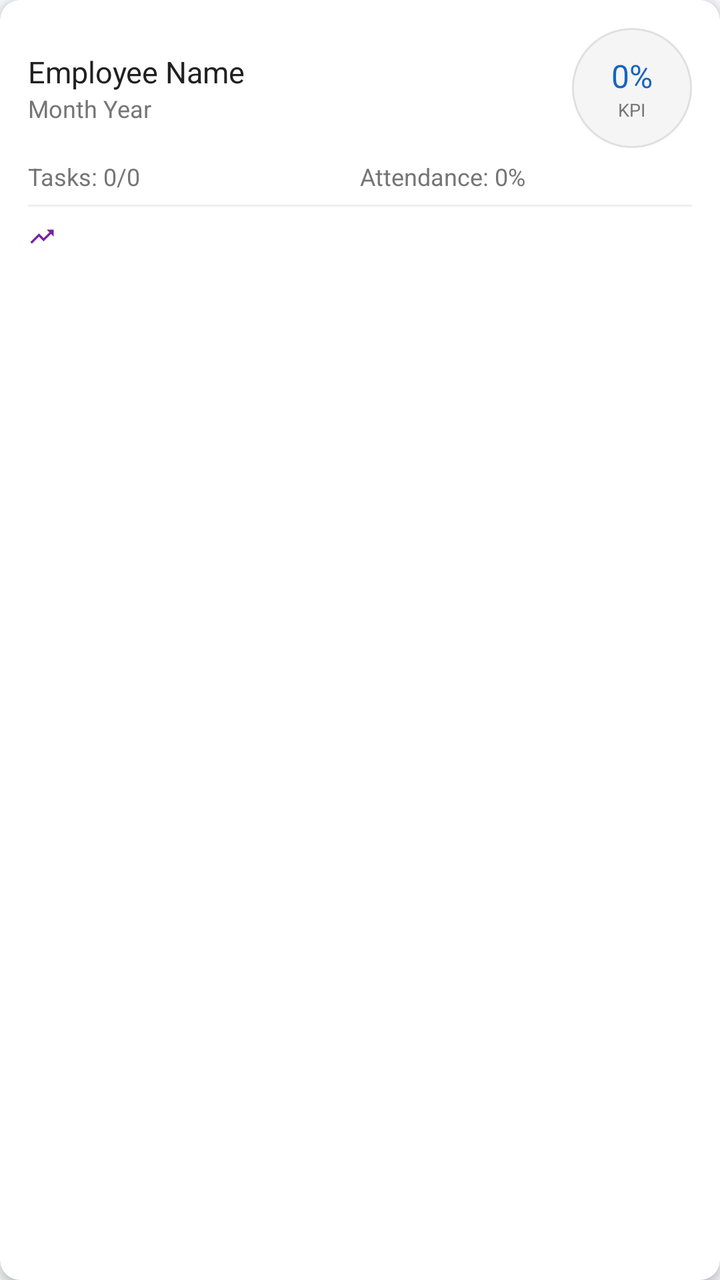
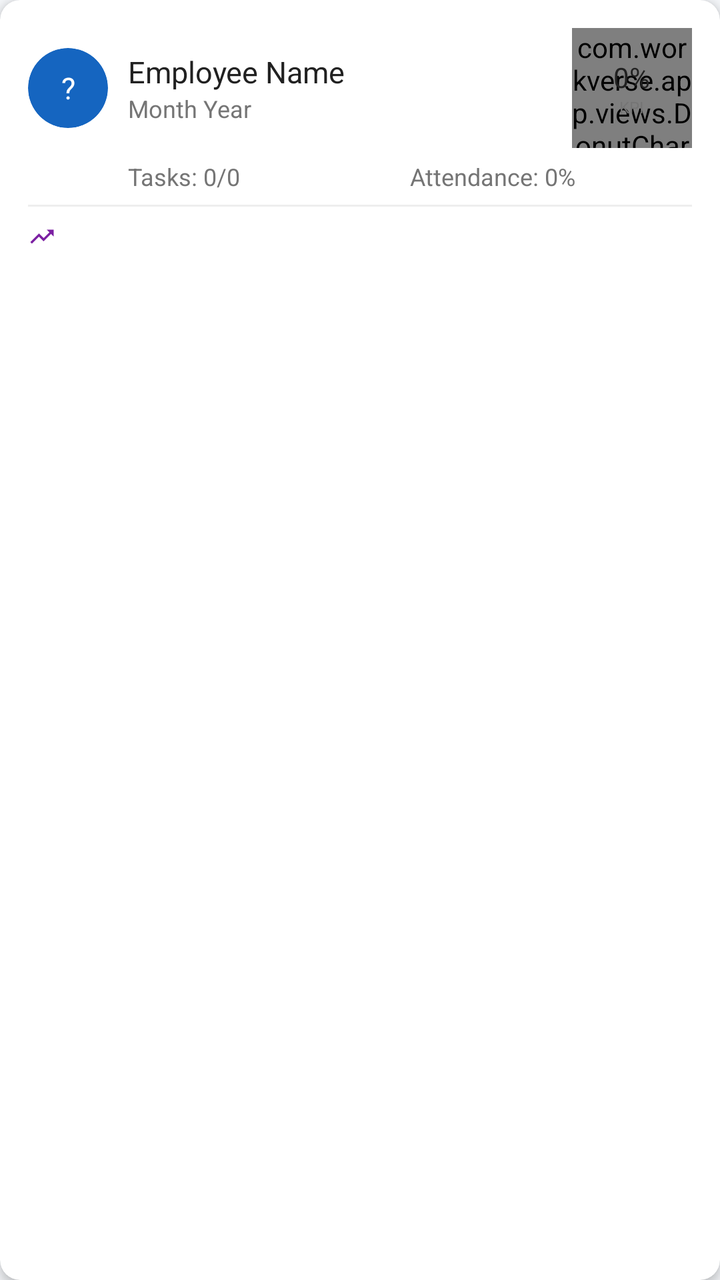

Two renders of the same Android screen: before a commit and after it. Below are the layout's source before the change and the commit's diff.
<!-- AndroidManifest.xml: application theme Theme.WorkVerse -->
<!-- res/layout/item_performance.xml -->
<?xml version="1.0" encoding="utf-8"?>
<androidx.cardview.widget.CardView
    xmlns:android="http://schemas.android.com/apk/res/android"
    xmlns:app="http://schemas.android.com/apk/res-auto"
    android:layout_width="match_parent" android:layout_height="wrap_content"
    app:cardCornerRadius="10dp" app:cardElevation="3dp"
    android:layout_marginBottom="10dp" app:cardBackgroundColor="@color/white">

    <LinearLayout android:layout_width="match_parent" android:layout_height="wrap_content"
        android:orientation="vertical" android:padding="14dp">

        
        <LinearLayout android:layout_width="match_parent" android:layout_height="wrap_content"
            android:orientation="horizontal" android:gravity="center_vertical"
            android:layout_marginBottom="6dp">

            <LinearLayout android:layout_width="0dp" android:layout_height="wrap_content"
                android:layout_weight="1" android:orientation="vertical">
                <TextView android:id="@+id/tvEmployeeName" android:layout_width="wrap_content"
                    android:layout_height="wrap_content" android:text="Employee Name"
                    android:textColor="@color/text_primary" android:textSize="15sp"
                    android:fontFamily="sans-serif-bold"/>
                <TextView android:id="@+id/tvMonth" android:layout_width="wrap_content"
                    android:layout_height="wrap_content" android:text="Month Year"
                    android:textColor="@color/text_secondary" android:textSize="12sp"/>
            </LinearLayout>

            
            <LinearLayout android:layout_width="60dp" android:layout_height="60dp"
                android:background="@drawable/bg_circle" android:gravity="center"
                android:orientation="vertical">
                <TextView android:id="@+id/tvKpi" android:layout_width="wrap_content"
                    android:layout_height="wrap_content" android:text="0%"
                    android:textColor="@color/primary" android:textSize="16sp"
                    android:fontFamily="sans-serif-bold"/>
                <TextView android:layout_width="wrap_content" android:layout_height="wrap_content"
                    android:text="KPI" android:textSize="9sp" android:textColor="@color/text_secondary"/>
            </LinearLayout>
        </LinearLayout>

        
        <LinearLayout android:layout_width="match_parent" android:layout_height="wrap_content"
            android:orientation="horizontal" android:layout_marginBottom="6dp">
            <TextView android:id="@+id/tvTasks" android:layout_width="0dp"
                android:layout_height="wrap_content" android:layout_weight="1"
                android:text="Tasks: 0/0" android:textSize="12sp"
                android:textColor="@color/text_secondary"/>
            <TextView android:id="@+id/tvAttendance" android:layout_width="0dp"
                android:layout_height="wrap_content" android:layout_weight="1"
                android:text="Attendance: 0%" android:textSize="12sp"
                android:textColor="@color/text_secondary"/>
        </LinearLayout>

        
        <View android:layout_width="match_parent" android:layout_height="1dp"
            android:background="#EEEEEE" android:layout_marginBottom="8dp"/>

        
        <LinearLayout android:layout_width="match_parent" android:layout_height="wrap_content"
            android:orientation="horizontal" android:gravity="center_vertical"
            android:layout_marginBottom="4dp">
            <ImageView android:layout_width="14dp" android:layout_height="14dp"
                android:src="@drawable/ic_performance" app:tint="#7B1FA2"
                android:layout_marginEnd="6dp"/>
            <TextView android:id="@+id/tvSentiment" android:layout_width="wrap_content"
                android:layout_height="wrap_content" android:text="AI: Neutral"
                android:textColor="@color/white" android:textSize="11sp"
                android:fontFamily="sans-serif-bold" android:paddingStart="8dp"
                android:paddingEnd="8dp" android:paddingTop="3dp" android:paddingBottom="3dp"
                android:background="@drawable/bg_badge_neutral" android:visibility="gone"/>
        </LinearLayout>

        
        <TextView android:id="@+id/tvInsight" android:layout_width="match_parent"
            android:layout_height="wrap_content" android:text=""
            android:textColor="#7B1FA2" android:textSize="11sp"
            android:fontFamily="sans-serif-light" android:visibility="gone"/>

    </LinearLayout>
</androidx.cardview.widget.CardView>
<!-- resources referenced by this layout -->
<resources>
  <color name="primary">#1565C0</color>
  <color name="text_primary">#212121</color>
  <color name="text_secondary">#757575</color>
  <color name="white">#FFFFFF</color>
  <!-- drawable bg_badge_neutral (drawable) -->
  <?xml version="1.0" encoding="utf-8"?>
  <shape xmlns:android="http://schemas.android.com/apk/res/android" android:shape="rectangle">
      <solid android:color="#E65100"/>
      <corners android:radius="20dp"/>
  </shape>
  <!-- drawable bg_circle (drawable) -->
  <?xml version="1.0" encoding="utf-8"?>
  <shape xmlns:android="http://schemas.android.com/apk/res/android" android:shape="oval">
      <solid android:color="#F5F5F5"/>
      <stroke android:width="1dp" android:color="#E0E0E0"/>
  </shape>
  <!-- drawable ic_performance (drawable) -->
  <?xml version="1.0" encoding="utf-8"?>
  <vector xmlns:android="http://schemas.android.com/apk/res/android" android:width="24dp" android:height="24dp" android:viewportWidth="24" android:viewportHeight="24">
      <path android:fillColor="#757575" android:pathData="M16,6L18.29,8.29L13.41,13.17L9.41,9.17L2,16.59L3.41,18L9.41,12L13.41,16L19.71,9.71L22,12V6H16Z"/>
  </vector>
  <style name="Theme.WorkVerse" parent="Theme.MaterialComponents.Light.NoActionBar">
          <item name="colorPrimary">@color/primary</item>
          <item name="colorPrimaryVariant">@color/primary_dark</item>
          <item name="colorOnPrimary">@color/white</item>
          <item name="colorSecondary">@color/accent</item>
          <item name="android:colorBackground">@color/background</item>
          <item name="android:statusBarColor">@color/primary_dark</item>
      </style>
  <color name="primary_dark">#0D47A1</color>
  <color name="accent">#FF8F00</color>
  <color name="background">#F5F7FA</color>
</resources>

<!-- the commit's change to res/layout/item_performance.xml (unified diff, before → after) -->
@@ -14,33 +14,60 @@
             android:orientation="horizontal" android:gravity="center_vertical"
             android:layout_marginBottom="6dp">
 
+            <androidx.cardview.widget.CardView
+                android:layout_width="40dp" android:layout_height="40dp"
+                app:cardCornerRadius="20dp" app:cardBackgroundColor="@color/primary"
+                app:cardElevation="0dp" android:layout_marginEnd="10dp">
+                <TextView android:id="@+id/tvInitials"
+                    android:layout_width="match_parent" android:layout_height="match_parent"
+                    android:gravity="center" android:text="?"
+                    android:textColor="@color/white" android:textSize="15sp"
+                    android:fontFamily="sans-serif-bold"/>
+            </androidx.cardview.widget.CardView>
+
             <LinearLayout android:layout_width="0dp" android:layout_height="wrap_content"
                 android:layout_weight="1" android:orientation="vertical">
-                <TextView android:id="@+id/tvEmployeeName" android:layout_width="wrap_content"
-                    android:layout_height="wrap_content" android:text="Employee Name"
-                    android:textColor="@color/text_primary" android:textSize="15sp"
-                    android:fontFamily="sans-serif-bold"/>
+
+                <LinearLayout android:layout_width="wrap_content" android:layout_height="wrap_content"
+                    android:orientation="horizontal" android:gravity="center_vertical">
+                    <TextView android:id="@+id/tvEmployeeName" android:layout_width="wrap_content"
+                        android:layout_height="wrap_content" android:text="Employee Name"
+                        android:textColor="@color/text_primary" android:textSize="15sp"
+                        android:fontFamily="sans-serif-bold" android:layout_marginEnd="6dp"/>
+                    <TextView android:id="@+id/tvCampaign" android:layout_width="wrap_content"
+                        android:layout_height="wrap_content" android:text="Campaign"
+                        android:textColor="@color/primary" android:textSize="9sp"
+                        android:paddingStart="6dp" android:paddingEnd="6dp"
+                        android:paddingTop="2dp" android:paddingBottom="2dp"
+                        android:background="@drawable/bg_role_employee" android:visibility="gone"/>
+                </LinearLayout>
+
                 <TextView android:id="@+id/tvMonth" android:layout_width="wrap_content"
                     android:layout_height="wrap_content" android:text="Month Year"
                     android:textColor="@color/text_secondary" android:textSize="12sp"/>
             </LinearLayout>
 
-            
-            <LinearLayout android:layout_width="60dp" android:layout_height="60dp"
-                android:background="@drawable/bg_circle" android:gravity="center"
-                android:orientation="vertical">
-                <TextView android:id="@+id/tvKpi" android:layout_width="wrap_content"
-                    android:layout_height="wrap_content" android:text="0%"
-                    android:textColor="@color/primary" android:textSize="16sp"
-                    android:fontFamily="sans-serif-bold"/>
-                <TextView android:layout_width="wrap_content" android:layout_height="wrap_content"
-                    android:text="KPI" android:textSize="9sp" android:textColor="@color/text_secondary"/>
-            </LinearLayout>
+            <FrameLayout android:layout_width="60dp" android:layout_height="60dp">
+                <com.workverse.app.views.DonutChartView
+                    android:id="@+id/donutKpi"
+                    android:layout_width="match_parent"
+                    android:layout_height="match_parent"/>
+                <LinearLayout
+                    android:layout_width="match_parent" android:layout_height="match_parent"
+                    android:gravity="center" android:orientation="vertical">
+                    <TextView android:id="@+id/tvKpi" android:layout_width="wrap_content"
+                        android:layout_height="wrap_content" android:text="0%"
+                        android:textColor="@color/text_primary" android:textSize="14sp"
+                        android:fontFamily="sans-serif-bold"/>
+                    <TextView android:layout_width="wrap_content" android:layout_height="wrap_content"
+                        android:text="KPI" android:textSize="8sp" android:textColor="@color/text_secondary"/>
+                </LinearLayout>
+            </FrameLayout>
         </LinearLayout>
 
-        
         <LinearLayout android:layout_width="match_parent" android:layout_height="wrap_content"
-            android:orientation="horizontal" android:layout_marginBottom="6dp">
+            android:orientation="horizontal" android:layout_marginBottom="6dp"
+            android:layout_marginStart="50dp">
             <TextView android:id="@+id/tvTasks" android:layout_width="0dp"
                 android:layout_height="wrap_content" android:layout_weight="1"
                 android:text="Tasks: 0/0" android:textSize="12sp"
@@ -51,11 +78,9 @@
                 android:textColor="@color/text_secondary"/>
         </LinearLayout>
 
-        
         <View android:layout_width="match_parent" android:layout_height="1dp"
             android:background="#EEEEEE" android:layout_marginBottom="8dp"/>
 
-        
         <LinearLayout android:layout_width="match_parent" android:layout_height="wrap_content"
             android:orientation="horizontal" android:gravity="center_vertical"
             android:layout_marginBottom="4dp">
@@ -70,7 +95,6 @@
                 android:background="@drawable/bg_badge_neutral" android:visibility="gone"/>
         </LinearLayout>
 
-        
         <TextView android:id="@+id/tvInsight" android:layout_width="match_parent"
             android:layout_height="wrap_content" android:text=""
             android:textColor="#7B1FA2" android:textSize="11sp"
<!-- resource entries referenced after the edit -->
@@ -10,11 +10,11 @@
       <solid android:color="#E65100"/>
       <corners android:radius="20dp"/>
   </shape>
-  <!-- drawable bg_circle (drawable) -->
+  <!-- drawable bg_role_employee (drawable) -->
   <?xml version="1.0" encoding="utf-8"?>
-  <shape xmlns:android="http://schemas.android.com/apk/res/android" android:shape="oval">
-      <solid android:color="#F5F5F5"/>
-      <stroke android:width="1dp" android:color="#E0E0E0"/>
+  <shape xmlns:android="http://schemas.android.com/apk/res/android">
+      <solid android:color="#E3F2FD"/>
+      <corners android:radius="12dp"/>
   </shape>
   <!-- drawable ic_performance (drawable) -->
   <?xml version="1.0" encoding="utf-8"?>
